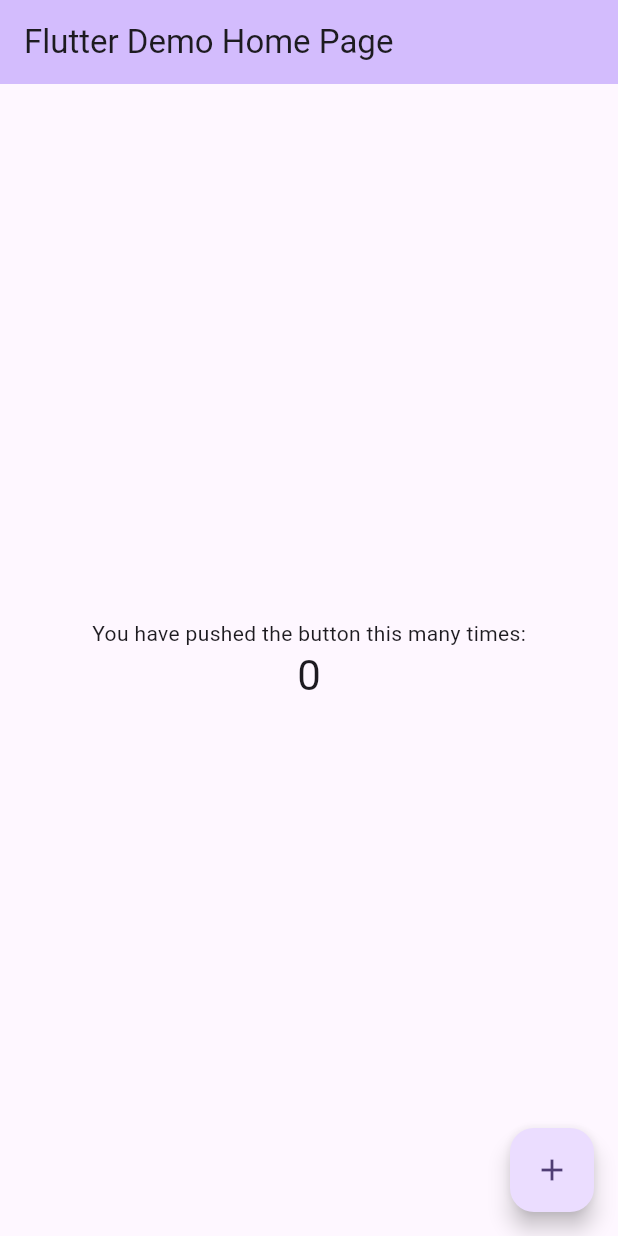
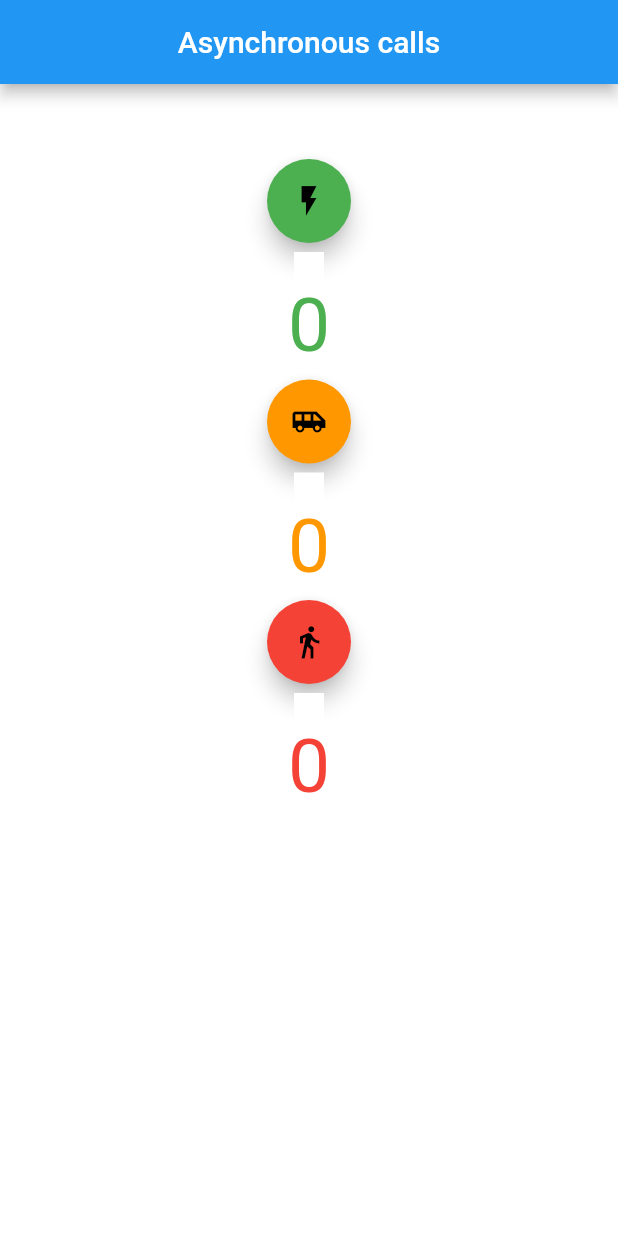
Before and after one commit to KarenA23/Asincronia_Flutter, a Flutter app: the screen it shows after launch, on a phone screen of 412 x 824 dp. Run offline on Flutter 3.47's test engine with Material 2 defaults, Android fonts, the phone set to English and light mode, and no system bars.

Commit message:
Cambios 2

```diff
--- a/practicas/lib/main.dart
+++ b/practicas/lib/main.dart
@@ -1,11 +1,12 @@
 import 'package:flutter/material.dart';
+import 'screen/obtenernum.dart';
 
 void main() {
   runApp(const MyApp());
 }
 
 class MyApp extends StatelessWidget {
-  const MyApp({super.key});
+  const MyApp({Key? key}) : super(key: key);
 
   // This widget is the root of your application.
   @override
@@ -13,113 +14,10 @@ class MyApp extends StatelessWidget {
     return MaterialApp(
       title: 'Flutter Demo',
       theme: ThemeData(
-        // This is the theme of your application.
-        //
-        // TRY THIS: Try running your application with "flutter run". You'll see
-        // the application has a blue toolbar. Then, without quitting the app,
-        // try changing the seedColor in the colorScheme below to Colors.green
-        // and then invoke "hot reload" (save your changes or press the "hot
-        // reload" button in a Flutter-supported IDE, or press "r" if you used
-        // the command line to start the app).
-        //
-        // Notice that the counter didn't reset back to zero; the application
-        // state is not lost during the reload. To reset the state, use hot
-        // restart instead.
-        //
-        // This works for code too, not just values: Most code changes can be
-        // tested with just a hot reload.
-        colorScheme: ColorScheme.fromSeed(seedColor: Colors.deepPurple),
-        useMaterial3: true,
+        visualDensity: VisualDensity.adaptivePlatformDensity,
       ),
-      home: const MyHomePage(title: 'Flutter Demo Home Page'),
+      home: const ListScreen(title: 'List Number'),
+
     );
   }
 }
-
-class MyHomePage extends StatefulWidget {
-  const MyHomePage({super.key, required this.title});
-
-  // This widget is the home page of your application. It is stateful, meaning
-  // that it has a State object (defined below) that contains fields that affect
-  // how it looks.
-
-  // This class is the configuration for the state. It holds the values (in this
-  // case the title) provided by the parent (in this case the App widget) and
-  // used by the build method of the State. Fields in a Widget subclass are
-  // always marked "final".
-
-  final String title;
-
-  @override
-  State<MyHomePage> createState() => _MyHomePageState();
-}
-
-class _MyHomePageState extends State<MyHomePage> {
-  int _counter = 0;
-
-  void _incrementCounter() {
-    setState(() {
-      // This call to setState tells the Flutter framework that something has
-      // changed in this State, which causes it to rerun the build method below
-      // so that the display can reflect the updated values. If we changed
-      // _counter without calling setState(), then the build method would not be
-      // called again, and so nothing would appear to happen.
-      _counter++;
-    });
-  }
-
-  @override
-  Widget build(BuildContext context) {
-    // This method is rerun every time setState is called, for instance as done
-    // by the _incrementCounter method above.
-    //
-    // The Flutter framework has been optimized to make rerunning build methods
-    // fast, so that you can just rebuild anything that needs updating rather
-    // than having to individually change instances of widgets.
-    return Scaffold(
-      appBar: AppBar(
-        // TRY THIS: Try changing the color here to a specific color (to
-        // Colors.amber, perhaps?) and trigger a hot reload to see the AppBar
-        // change color while the other colors stay the same.
-        backgroundColor: Theme.of(context).colorScheme.inversePrimary,
-        // Here we take the value from the MyHomePage object that was created by
-        // the App.build method, and use it to set our appbar title.
-        title: Text(widget.title),
-      ),
-      body: Center(
-        // Center is a layout widget. It takes a single child and positions it
-        // in the middle of the parent.
-        child: Column(
-          // Column is also a layout widget. It takes a list of children and
-          // arranges them vertically. By default, it sizes itself to fit its
-          // children horizontally, and tries to be as tall as its parent.
-          //
-          // Column has various properties to control how it sizes itself and
-          // how it positions its children. Here we use mainAxisAlignment to
-          // center the children vertically; the main axis here is the vertical
-          // axis because Columns are vertical (the cross axis would be
-          // horizontal).
-          //
-          // TRY THIS: Invoke "debug painting" (choose the "Toggle Debug Paint"
-          // action in the IDE, or press "p" in the console), to see the
-          // wireframe for each widget.
-          mainAxisAlignment: MainAxisAlignment.center,
-          children: <Widget>[
-            const Text(
-              'You have pushed the button this many times:',
-            ),
-            Text(
-              '$_counter',
-              style: Theme.of(context).textTheme.headlineMedium,
-            ),
-          ],
-        ),
-      ),
-      floatingActionButton: FloatingActionButton(
-        onPressed: _incrementCounter,
-        tooltip: 'Increment',
-        child: const Icon(Icons.add),
-      ), // This trailing comma makes auto-formatting nicer for build methods.
-    );
-  }
-}
--- /dev/null
+++ b/practicas/lib/screen/obtenernum.dart
@@ -0,0 +1,242 @@
+import 'package:flutter/material.dart';
+import 'package:flutter/services.dart';
+import 'package:practicas/services/mockapi.dart';
+
+
+class ListScreen extends StatefulWidget {
+  const ListScreen({Key? key, required this.title}) : super(key: key);
+
+  final String title;
+
+  @override
+  _ListScreenState createState() => _ListScreenState();
+}
+
+class _ListScreenState extends State<ListScreen> with TickerProviderStateMixin {
+  late AnimationController controller, controller2, controller3;
+  late Animation colorAnimation, colorAnimation2, colorAnimation3;
+  late Animation sizeAnimation, sizeAnimation2, sizeAnimation3;
+
+  var obtenernum1 = 0, obtenernum2 = 0, obtenernum3 = 0;
+
+  final height = 20;
+
+  @override
+  void initState() {
+    super.initState();
+
+    controller =
+        AnimationController(vsync: this, duration: const Duration(seconds: 4));
+    controller2 =
+        AnimationController(vsync: this, duration: const Duration(seconds: 8));
+    controller3 =
+        AnimationController(vsync: this, duration: const Duration(seconds: 12));
+
+    colorAnimation =
+        ColorTween(begin: Colors.white, end: Colors.red).animate(controller);
+    colorAnimation2 =
+        ColorTween(begin: Colors.white, end: Colors.red).animate(controller2);
+    colorAnimation3 =
+        ColorTween(begin: Colors.white, end: Colors.red).animate(controller3);
+
+    sizeAnimation = Tween<double>(begin: 20, end: 300).animate(controller);
+    sizeAnimation2 = Tween<double>(begin: 20, end: 300).animate(controller2);
+    sizeAnimation3 = Tween<double>(begin: 20, end: 300).animate(controller3);
+
+    controller.addListener(() {
+      setState(() {});
+    });
+    controller2.addListener(() {
+      setState(() {});
+    });
+    controller3.addListener(() {
+      setState(() {});
+    });
+  }
+
+  Widget botonVerde() {
+    return GestureDetector(
+      child: FloatingActionButton(
+        backgroundColor: Colors.green,
+        foregroundColor: Colors.black,
+        onPressed: () {
+          sizeAnimation = Tween<double>(begin: 1, end: 500).animate(controller);
+
+          controller.reset();
+          colorAnimation = ColorTween(begin: Colors.green, end: Colors.white)
+              .animate(controller);
+
+          controller.forward();
+
+          MockApi().getFerrariInteger().then((value) => {
+                setState((() {
+                  obtenernum1 = value;
+                })),
+              });
+        },
+        child: const Icon(Icons.flash_on),
+      ),
+    );
+  }
+
+  Widget botonOrange() {
+    return GestureDetector(
+      child: FloatingActionButton(
+        backgroundColor: Colors.orange,
+        foregroundColor: Colors.black,
+        onPressed: () {
+          sizeAnimation2 =
+              Tween<double>(begin: 1, end: 500).animate(controller2);
+
+          controller2.reset();
+          colorAnimation2 = ColorTween(begin: Colors.orange, end: Colors.white)
+              .animate(controller2);
+
+          controller2.forward();
+
+          MockApi().getFerrariInteger().then((value) => {
+                setState((() {
+                  obtenernum2 = value;
+                }))
+              });
+        },
+        child: const Icon(Icons.airport_shuttle),
+      ),
+    );
+  }
+
+  Widget botonRed() {
+    return GestureDetector(
+      child: FloatingActionButton(
+        backgroundColor: Colors.red,
+        foregroundColor: Colors.black,
+        onPressed: () {
+          sizeAnimation3 =
+              Tween<double>(begin: 1, end: 500).animate(controller3);
+
+          controller3.reset();
+          colorAnimation3 = ColorTween(begin: Colors.red, end: Colors.white)
+              .animate(controller3);
+
+          controller3.forward();
+          MockApi().getFerrariInteger().then((value) => {
+                setState((() {
+                  obtenernum3 = value;
+                }))
+              });
+        },
+        child: const Icon(Icons.directions_walk),
+      ),
+    );
+  }
+
+  Widget box() {
+    return Center(
+      child: AnimatedContainer(
+        duration: const Duration(milliseconds: 60),
+        curve: Curves.fastLinearToSlowEaseIn,
+        height: height.toDouble(),
+        width: sizeAnimation.value,
+        color: colorAnimation.value,
+      ),
+    );
+  }
+
+  Widget boxorange() {
+    return Center(
+      child: AnimatedContainer(
+        duration: const Duration(milliseconds: 75),
+        curve: Curves.fastLinearToSlowEaseIn,
+        height: 20,
+        width: sizeAnimation2.value,
+        color: colorAnimation2.value,
+      ),
+    );
+  }
+
+  Widget boxred() {
+    return Center(
+      child: AnimatedContainer(
+        duration: const Duration(milliseconds: 150),
+        curve: Curves.fastLinearToSlowEaseIn,
+        height: 20,
+        width: sizeAnimation3.value,
+        color: colorAnimation3.value,
+      ),
+    );
+  }
+
+  @override
+  Widget build(BuildContext context) {
+    return Scaffold(
+      appBar: AppBar(
+          title: Center(
+              child: const Text('Asynchronous calls',
+                  textAlign: TextAlign.center))),
+      body: AnnotatedRegion<SystemUiOverlayStyle>(
+        value: SystemUiOverlayStyle.light,
+        child: GestureDetector(
+          child: Stack(children: <Widget>[
+            Container(
+              height: double.infinity,
+              width: double.infinity,
+              decoration: const BoxDecoration(
+                  gradient: LinearGradient(
+                      begin: Alignment.topCenter,
+                      end: Alignment.bottomCenter,
+                      colors: [
+                    Color.fromARGB(255, 255, 255, 255),
+                    Color.fromARGB(255, 255, 255, 255),
+                    Color.fromARGB(255, 255, 255, 255),
+                    Color.fromARGB(255, 255, 255, 255),
+                  ])),
+              child: SingleChildScrollView(
+                physics: const AlwaysScrollableScrollPhysics(),
+                padding:
+                    const EdgeInsets.symmetric(horizontal: 25, vertical: 10),
+                child: Column(
+                  mainAxisAlignment: MainAxisAlignment.center,
+                  children: <Widget>[
+                    const SizedBox(height: 40),
+                    botonVerde(),
+                    const SizedBox(height: 6),
+                    box(),
+                    Text(
+                      "$obtenernum1",
+                      style: const TextStyle(
+                        color: Colors.green,
+                        fontSize: 50,
+                      ),
+                    ),
+                    const SizedBox(height: 6),
+                    botonOrange(),
+                    const SizedBox(height: 6),
+                    boxorange(),
+                    Text(
+                      "$obtenernum2",
+                      style: const TextStyle(
+                        color: Colors.orange,
+                        fontSize: 50,
+                      ),
+                    ),
+                    const SizedBox(height: 6),
+                    botonRed(),
+                    const SizedBox(height: 6),
+                    boxred(),
+                    Text(
+                      "$obtenernum3",
+                      style: const TextStyle(
+                        color: Colors.red,
+                        fontSize: 50,
+                      ),
+                    ),
+                  ],
+                ),
+              ),
+            )
+          ]),
+        ),
+      ),
+    );
+  }
+}
--- /dev/null
+++ b/practicas/lib/services/mockapi.dart
@@ -0,0 +1,41 @@
+import 'dart:math';
+
+class MockApi {
+  /// Singleton pattern used here.
+  static final MockApi _mockapi = MockApi._internal();
+
+  factory MockApi() {
+    return _mockapi;
+  }
+
+  MockApi._internal();
+
+  ///
+  /// Private method to get an integer between 1 and 100 after some delay.
+  ///
+  Future<int> _getInteger(int delayInSeconds) {
+    return Future.delayed(
+      Duration(seconds: delayInSeconds),
+      () => 1 + Random().nextInt(100),
+    );
+  }
+
+  ///
+  /// Public API starts here :)
+  ///
+
+  /// Gets a random integer between 1 and 100 very quickly, because it uses a Ferrari car :)
+  Future<int> getFerrariInteger() {
+    return _getInteger(1);
+  }
+
+  /// Gets a random integer between 1 and 100 not that quickly, because it uses a modest Hyundai car.
+  Future<int> getHyundaiInteger() {
+    return _getInteger(3);
+  }
+
+  /// Gets a random integer between 1 and 100 really slowly, because it uses a Fisher Price toy car.
+  Future<int> getFisherPriceInteger() {
+    return _getInteger(10);
+  }
+}
```
